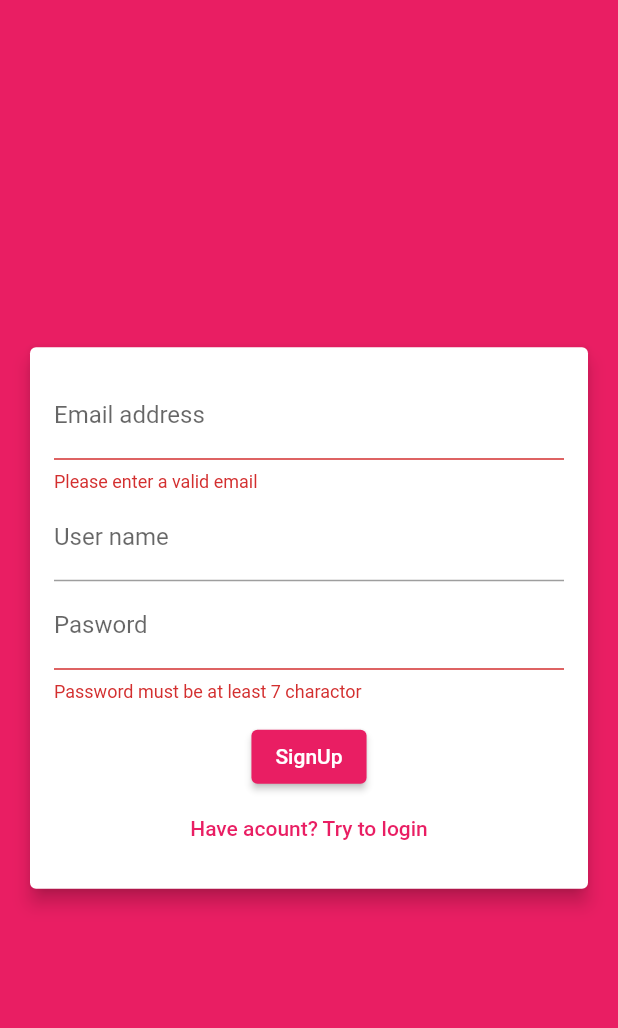
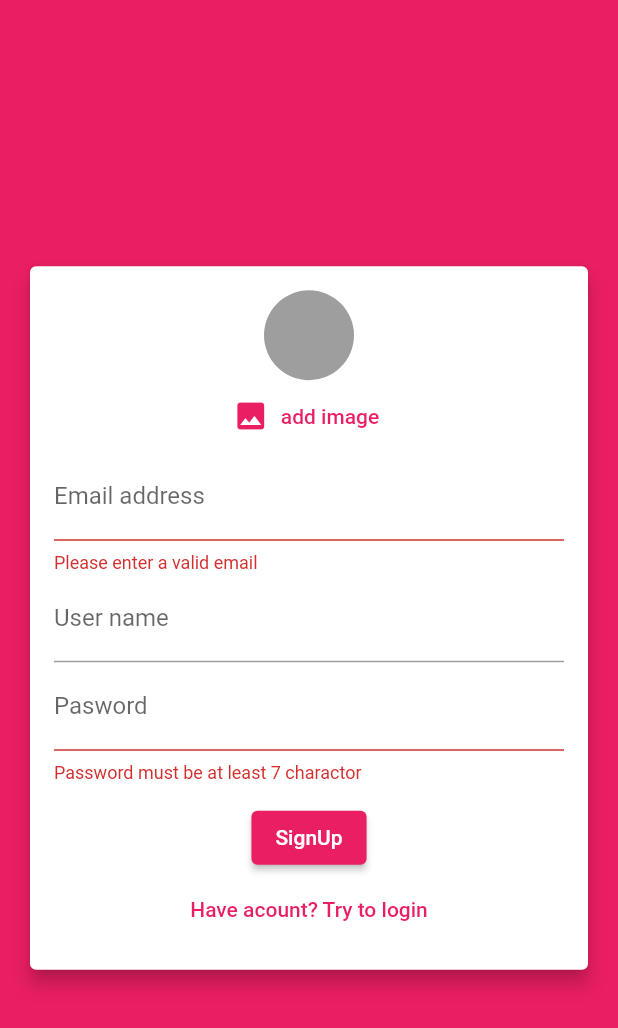
Before and after one commit to manh1707/Simple-chat-app, a Flutter app: the screen it shows after launch, after a tap on "Login", after a tap on "Create acount", on a phone screen of 412 x 824 dp. Shown: the top 1028 px of the screen. Run offline on Flutter 3.47's test engine with Material 2 defaults, Android fonts, the phone set to English and light mode, and no system bars; our stand-ins replace cloud_firestore, firebase_auth, firebase_core, firebase_storage, image_picker; accounts and stored records are empty.

Commit message:
Add image to user

```diff
--- a/lib/widgets/auth/auth_form.dart
+++ b/lib/widgets/auth/auth_form.dart
@@ -1,12 +1,15 @@
 // ignore_for_file: unused_field
 
+import 'dart:io';
+
+import 'package:chat_app/widgets/pickers/user_image_picker.dart';
 import 'package:flutter/material.dart';
 
 class AuthForm extends StatefulWidget {
   AuthForm(this.sumitFn, this.isLoading);
   final bool isLoading;
   final void Function(String email, String password, String username,
-      bool isLogin, BuildContext ctx) sumitFn;
+      File image, bool isLogin, BuildContext ctx) sumitFn;
   @override
   _AuthFormState createState() => _AuthFormState();
 }
@@ -18,13 +21,25 @@ class _AuthFormState extends State<AuthForm> {
   String? _userEmail;
   String? _userName;
   String? _userPassword;
+  var _userImageFile;
+  void _pickImage(File image) {
+    _userImageFile = image;
+  }
+
   void _trySubmit() {
     final isValid = _formKey.currentState!.validate();
     FocusScope.of(context).unfocus();
+    if (_userImageFile == null && !_isLogin) {
+      ScaffoldMessenger.of(context).showSnackBar(SnackBar(
+        content: const Text('Please pick image '),
+        backgroundColor: Theme.of(context).errorColor,
+      ));
+      return;
+    }
     if (isValid) {
       _formKey.currentState!.save();
       widget.sumitFn(_userEmail.toString().trim(), _userName.toString().trim(),
-          _userPassword.toString().trim(), _isLogin, context);
+          _userPassword.toString().trim(), _userImageFile, _isLogin, context);
     }
   }
 
@@ -44,6 +59,7 @@ class _AuthFormState extends State<AuthForm> {
                 child: Column(
                   mainAxisSize: MainAxisSize.min,
                   children: [
+                    if (!_isLogin) UserImagePicker(_pickImage),
                     TextFormField(
                       key: ValueKey('email'),
                       validator: (value) {
--- /dev/null
+++ b/lib/widgets/pickers/user_image_picker.dart
@@ -0,0 +1,45 @@
+import 'dart:io';
+
+import 'package:flutter/material.dart';
+import 'package:image_picker/image_picker.dart';
+
+class UserImagePicker extends StatefulWidget {
+  final void Function(File pickImage) imagePickFn;
+  UserImagePicker(this.imagePickFn);
+
+  @override
+  _UserImagePickerState createState() => _UserImagePickerState();
+}
+
+class _UserImagePickerState extends State<UserImagePicker> {
+  var _pickimage;
+  void _pickImage() async {
+    final pickedImageFile = await ImagePicker().pickImage(
+        source: ImageSource.gallery, imageQuality: 50, maxWidth: 150);
+    File file = File(pickedImageFile!.path);
+    setState(() {
+      _pickimage = file;
+    });
+    widget.imagePickFn(file);
+  }
+
+  @override
+  Widget build(BuildContext context) {
+    return Column(
+      children: [
+        CircleAvatar(
+          backgroundColor: Colors.grey,
+          radius: 30,
+          backgroundImage: _pickimage != null ? FileImage(_pickimage) : null,
+        ),
+        FlatButton.icon(
+            textColor: Theme.of(context).primaryColor,
+            onPressed: _pickImage,
+            icon: Icon(Icons.image),
+            label: const Text(
+              'add image',
+            )),
+      ],
+    );
+  }
+}
--- a/pubspec.yaml
+++ b/pubspec.yaml
@@ -30,9 +30,11 @@ dependencies:
   flutter:
     sdk: flutter
   provider: ^6.0.1
+  image_picker: ^0.8.4+4
   firebase_core: ^1.8.0
   cloud_firestore: ^2.5.4
   firebase_auth: ^3.2.0
+  firebase_storage: ^10.1.0
   # The following adds the Cupertino Icons font to your application.
   # Use with the CupertinoIcons class for iOS style icons.
   cupertino_icons: ^1.0.2
```
Also changed, not shown: lib/screens/auth_screen.dart (+11 -1 lines), pubspec.lock.
